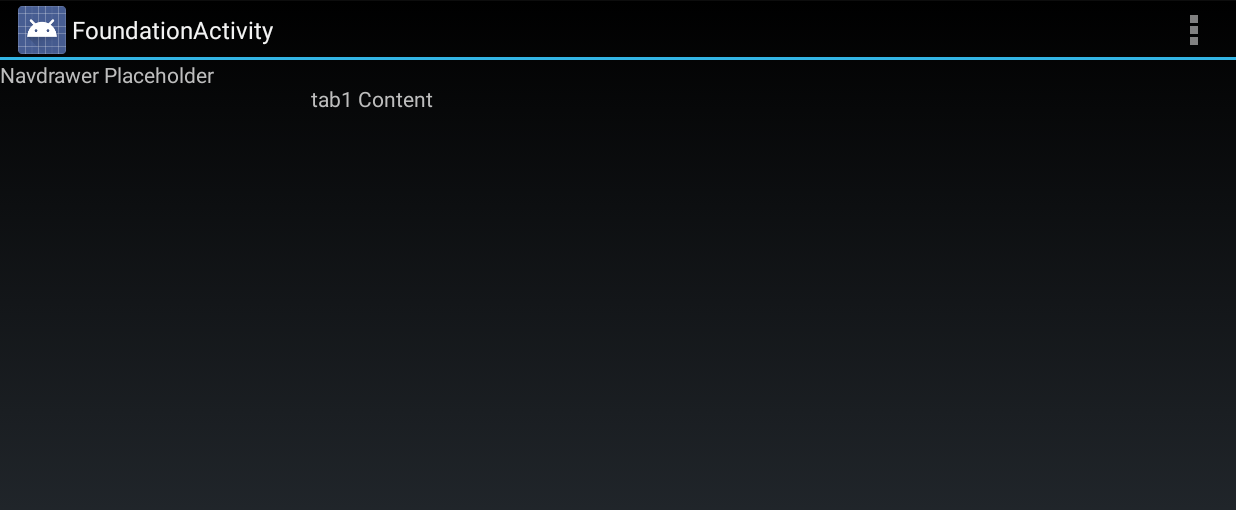
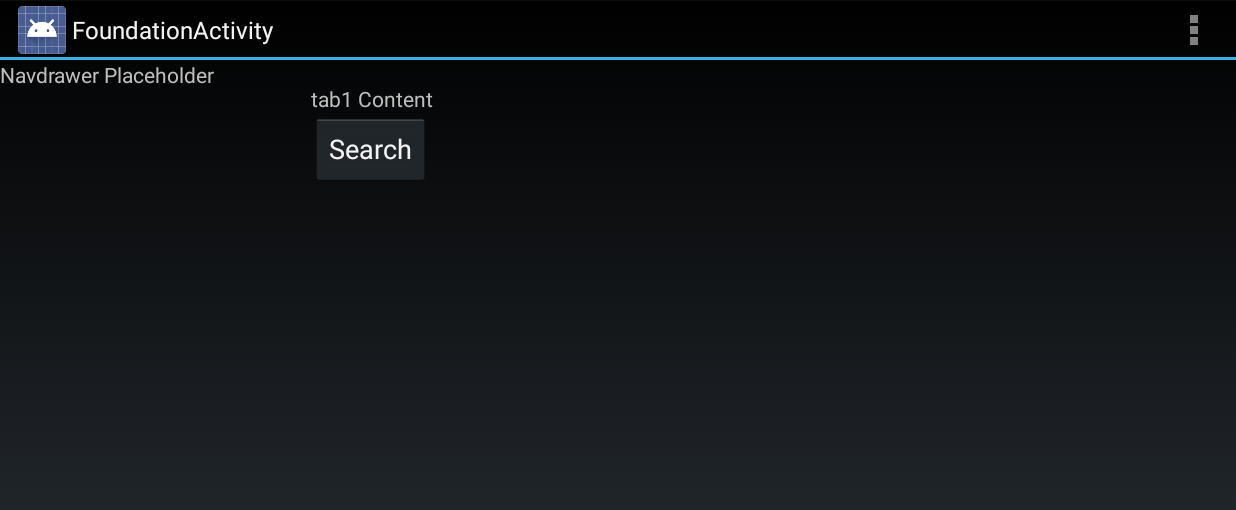
Before and after one commit to mayoorrai/AndroidIMOApp, an Android app: the screen it shows after launch (FoundationActivity), on a phone screen of 824 x 412 dp (held sideways). Shown: the top 510 px of the screen. Run offline under Robolectric (Android 15) with nearby library versions, the phone set to English and light mode, and no system bars.

Commit message:
nprabhu2 piryani2 msrai2

```diff
--- a/app/src/main/java/com/imoandroid/imoandroidapp/DxFragment.java
+++ b/app/src/main/java/com/imoandroid/imoandroidapp/DxFragment.java
@@ -1,10 +1,12 @@
 package com.imoandroid.imoandroidapp;
 
+import android.support.v4.app.FragmentTransaction;
 import android.os.Bundle;
 import android.support.v4.app.Fragment;
 import android.view.LayoutInflater;
 import android.view.View;
 import android.view.ViewGroup;
+import android.widget.Button;
 import android.widget.TextView;
 
 /**
@@ -23,7 +25,19 @@ public class DxFragment extends Fragment {
                              Bundle savedInstanceState) {
         View v = inflater.inflate(R.layout.fragment_foundation, container, false);
         TextView tv = (TextView) v.findViewById(R.id.fragment_textView);
+        Button btnSearch = (Button) v.findViewById(R.id.btnSearch);
         tv.setText(this.getTag() + " Content");
+
+        btnSearch.setOnClickListener(new View.OnClickListener() {
+            @Override
+            public void onClick(View v) {
+                FragmentTransaction ft = getFragmentManager().beginTransaction();
+                SearchDialogFragment s = SearchDialogFragment.newInstance(0);
+                s.show(ft, "Search");
+            }
+        });
+
+
         return v;
     }
 }
--- a/app/src/main/res/layout/fragment_foundation.xml
+++ b/app/src/main/res/layout/fragment_foundation.xml
@@ -1,9 +1,10 @@
-<RelativeLayout xmlns:android="http://schemas.android.com/apk/res/android"
+<LinearLayout xmlns:android="http://schemas.android.com/apk/res/android"
     xmlns:tools="http://schemas.android.com/tools" android:layout_width="match_parent"
     android:layout_height="match_parent" android:paddingLeft="@dimen/activity_horizontal_margin"
     android:paddingRight="@dimen/activity_horizontal_margin"
     android:paddingTop="@dimen/activity_vertical_margin"
     android:paddingBottom="@dimen/activity_vertical_margin"
+    android:orientation="vertical"
     tools:context="com.imoandroid.imoandroidapp.FoundationActivity$PlaceholderFragment">
 
     <TextView
@@ -12,4 +13,11 @@
         android:layout_width="wrap_content"
         android:layout_height="wrap_content" />
 
-</RelativeLayout>
+    <Button
+        android:id="@+id/btnSearch"
+        android:text="Search"
+        android:layout_width="wrap_content"
+        android:layout_height="wrap_content" />
+
+
+</LinearLayout>
```
Also changed, not shown: app/src/main/java/com/imoandroid/imoandroidapp/SearchDialogFragment.java (added, +90 -0 lines), app/src/main/res/layout/fragment_search_dialog.xml (added, +19 -0 lines), 1 other file.
